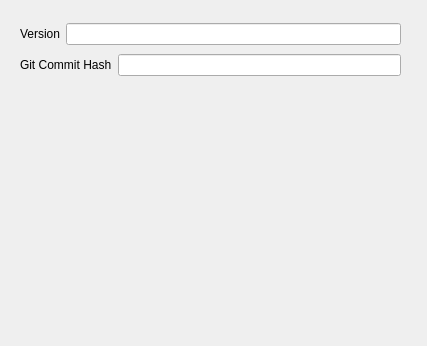
fredcooke/emstudio, file src/aboutview.ui: the form before one commit.
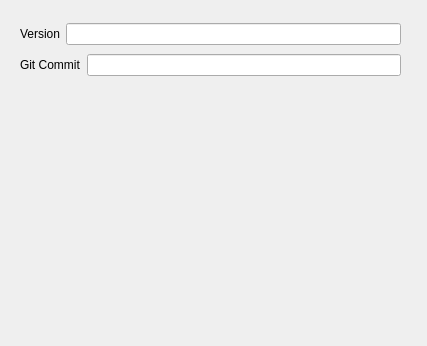
The form after the commit.

Commit message:
Addition of updating all children and parent windows on update
Also fixed a signed/unsigned issues with ram addresses, and other
assorted fixes including label renames, and fixing isIndex in the
emsinfoview not showing true/false properly.

What changed in the file:
```diff
--- a/src/aboutview.ui
+++ b/src/aboutview.ui
@@ -46,7 +46,7 @@
       <item>
        <widget class="QLabel" name="label_2">
         <property name="text">
-         <string>Git Commit Hash</string>
+         <string>Git Commit</string>
         </property>
        </widget>
       </item>
```
The commit also changes 4 other files.
